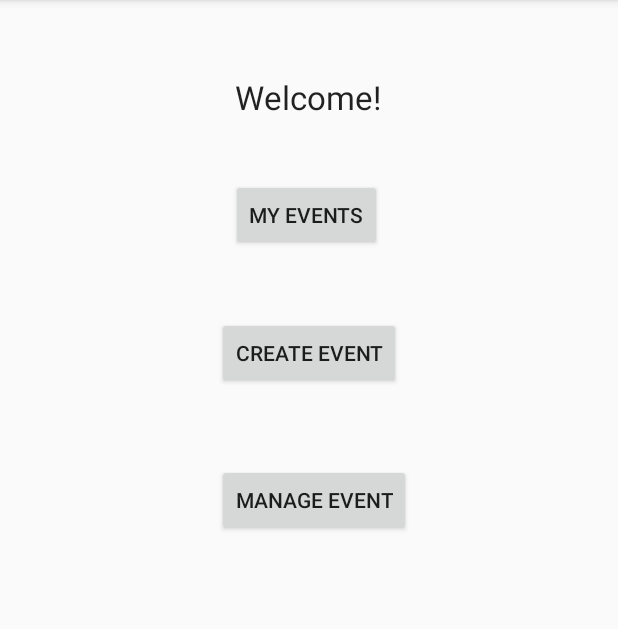
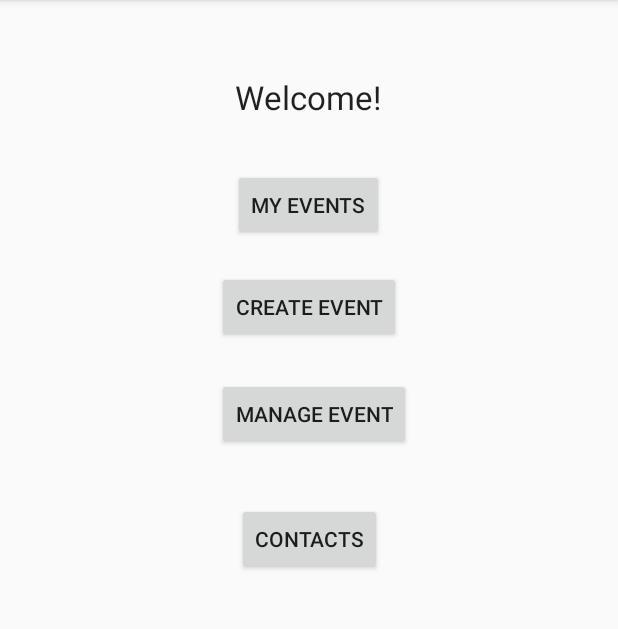
Before and after one commit to jtran3/EventPrototype, an Android app: the MainActivity screen opened directly, with no data from a screen before it, on a phone screen of 412 x 824 dp, the part 84-713 px from its top. Run offline under Robolectric (Android 15) with nearby library versions, the phone set to English and light mode, and no system bars.

Commit message:
contact couldn't work on phone after test and review over it, going to get someone to look over it before scraping this one to make a new one.

```diff
--- a/EventPrototype/app/src/main/java/edu/ggc/john/eventprototype/Contacts.java
+++ b/EventPrototype/app/src/main/java/edu/ggc/john/eventprototype/Contacts.java
@@ -1,6 +1,7 @@
 package edu.ggc.john.eventprototype;
 
 import android.content.ContentResolver;
+import android.content.Intent;
 import android.database.Cursor;
 import android.provider.ContactsContract;
 import android.util.Log;
@@ -14,6 +15,8 @@ import android.app.Activity;
 import android.support.v7.app.AppCompatActivity;
 import android.os.Bundle;
 import android.view.Menu;
+import android.view.View;
+import android.widget.Button;
 import android.widget.ListView;
 
 public class Contacts extends Activity {
--- a/EventPrototype/app/src/main/java/edu/ggc/john/eventprototype/MainActivity.java
+++ b/EventPrototype/app/src/main/java/edu/ggc/john/eventprototype/MainActivity.java
@@ -23,6 +23,16 @@ public class MainActivity extends AppCompatActivity {
             }
         });
 
+        Button bContact = (Button) findViewById(R.id.bContact);
+
+        bContact.setOnClickListener(new View.OnClickListener()
+        {
+            public void onClick(View v)
+            {
+                startActivity(new Intent(MainActivity.this, Contacts.class));
+            }
+        });
+
         Button yourButton2 = (Button) findViewById(R.id.button3);
 
         yourButton2.setOnClickListener(new View.OnClickListener()
--- a/EventPrototype/app/src/main/res/layout/activity_main.xml
+++ b/EventPrototype/app/src/main/res/layout/activity_main.xml
@@ -20,10 +20,19 @@
         android:layout_centerHorizontal="true" />
 
     <Button
+        android:layout_width="wrap_content"
+        android:layout_height="wrap_content"
+        android:text="My Events"
+        android:id="@+id/button3"
+        android:layout_marginTop="33dp"
+        android:layout_below="@+id/textView2"
+        android:layout_centerHorizontal="true" />
+
+    <Button
         android:text="Manage Event"
         android:layout_width="wrap_content"
         android:layout_height="wrap_content"
-        android:layout_marginTop="50dp"
+        android:layout_marginTop="23dp"
         android:id="@+id/bManageEvents"
         android:layout_below="@+id/button2"
         android:layout_alignLeft="@+id/button2"
@@ -32,19 +41,19 @@
     <Button
         android:layout_width="wrap_content"
         android:layout_height="wrap_content"
-        android:text="My Events"
-        android:id="@+id/button3"
-        android:layout_marginTop="40dp"
-        android:layout_below="@+id/textView2"
-        android:layout_alignRight="@+id/textView2"
-        android:layout_alignEnd="@+id/textView2" />
+        android:text="Create Event"
+        android:id="@+id/button2"
+        android:layout_marginTop="20dp"
+        android:layout_below="@+id/button3"
+        android:layout_centerHorizontal="true" />
 
     <Button
+        android:text="Contacts"
         android:layout_width="wrap_content"
         android:layout_height="wrap_content"
-        android:text="Create Event"
-        android:id="@+id/button2"
-        android:layout_marginTop="44dp"
-        android:layout_below="@+id/button3"
-        android:layout_centerHorizontal="true" />
+        android:layout_below="@+id/bManageEvents"
+        android:layout_alignRight="@+id/textView2"
+        android:layout_alignEnd="@+id/textView2"
+        android:layout_marginTop="35dp"
+        android:id="@+id/bContact" />
 </RelativeLayout>
```
